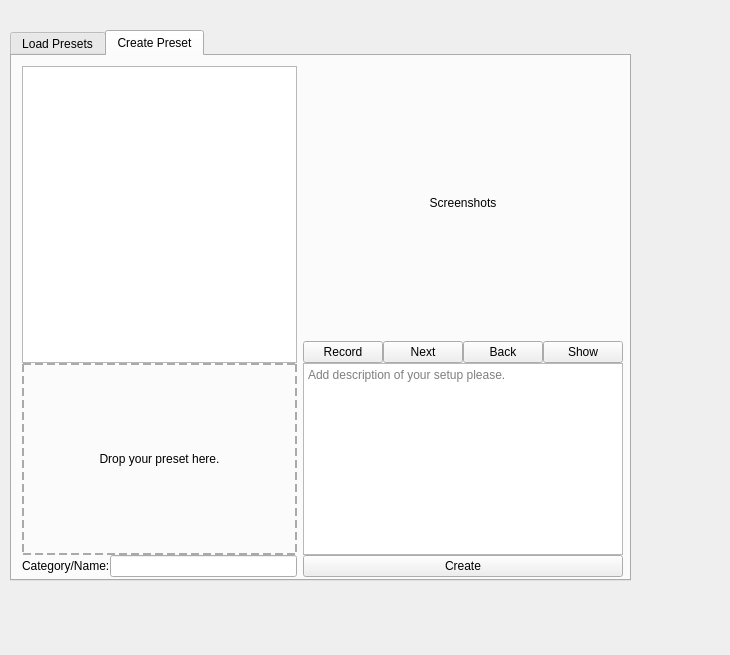
This is presets_ui.ui in DmoFX/Houdini_Presets_Tool as Qt 5 draws it before an edit. The edited form follows.
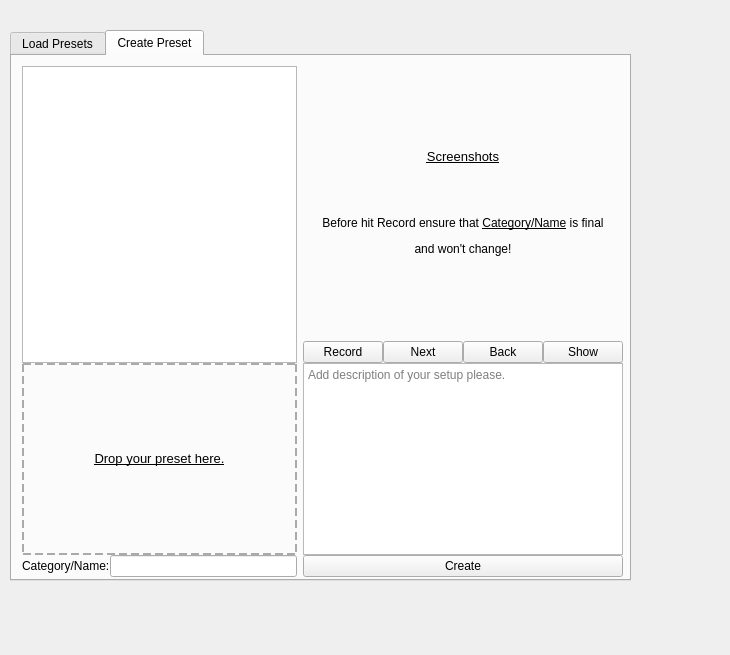
This is the edited form. The open tabs and pages were chosen to show the change.

Commit message: Taking screenshot updates label_record. Double click creates bigger preview as well. Btn Next, Back are working.

What changed in the file:
```diff
--- a/presets_ui.ui
+++ b/presets_ui.ui
@@ -238,7 +238,7 @@
          <string notr="true">border: 2px dashed #aaa</string>
         </property>
         <property name="text">
-         <string>Drop your preset here.</string>
+         <string>&lt;html&gt;&lt;head/&gt;&lt;body&gt;&lt;p&gt;&lt;span style=&quot; font-size:10pt; text-decoration: underline;&quot;&gt;Drop your preset here.&lt;/span&gt;&lt;/p&gt;&lt;/body&gt;&lt;/html&gt;</string>
         </property>
         <property name="alignment">
          <set>Qt::AlignCenter</set>
@@ -293,7 +293,7 @@
            </sizepolicy>
           </property>
           <property name="text">
-           <string>Screenshots</string>
+           <string>&lt;html&gt;&lt;head/&gt;&lt;body&gt;&lt;p&gt;&lt;span style=&quot; font-size:10pt; text-decoration: underline;&quot;&gt;Screenshots&lt;/span&gt;&lt;/p&gt;&lt;p&gt;&lt;br/&gt;&lt;/p&gt;&lt;p&gt;Before hit Record ensure that &lt;span style=&quot; text-decoration: underline;&quot;&gt;Category/Name&lt;/span&gt; is final&lt;/p&gt;&lt;p&gt;and won't change!&lt;/p&gt;&lt;/body&gt;&lt;/html&gt;</string>
           </property>
           <property name="alignment">
            <set>Qt::AlignCenter</set>
```
Left out of the diff: 8 changed lines with no effect on the pictures. The commit also changes 4 other files.
